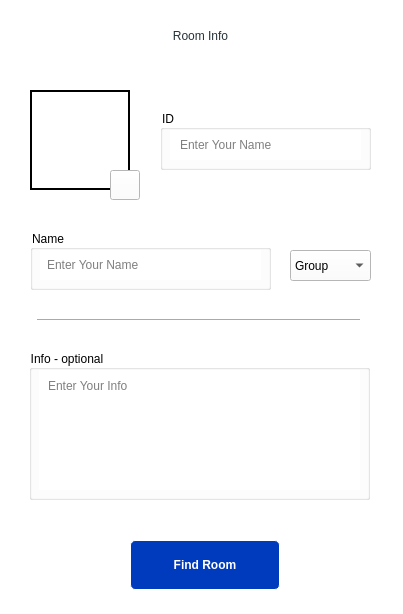
Qt form src/addroomwindow.ui (aligrand/Zapchat) before a commit.
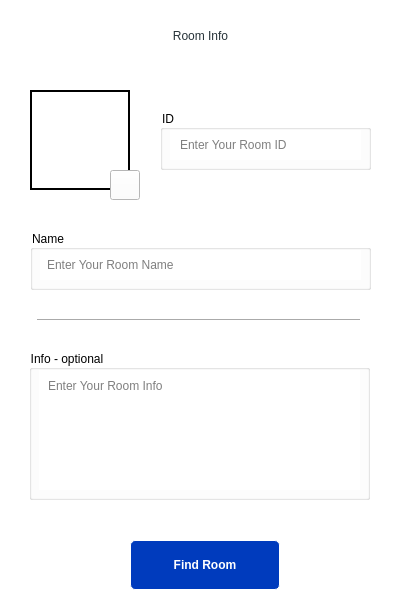
The same form after that commit. Icons and pictures are not drawn.

```diff
--- a/src/addroomwindow.ui
+++ b/src/addroomwindow.ui
@@ -156,7 +156,7 @@
       <number>1</number>
      </property>
      <property name="placeholderText">
-      <string>Enter Your Info</string>
+      <string>Enter Your Room Info</string>
      </property>
     </widget>
    </widget>
@@ -222,7 +222,7 @@
       <bool>false</bool>
      </property>
      <property name="placeholderText">
-      <string>Enter Your Name</string>
+      <string>Enter Your Room ID</string>
      </property>
     </widget>
    </widget>
@@ -231,7 +231,7 @@
      <rect>
       <x>30</x>
       <y>230</y>
-      <width>241</width>
+      <width>341</width>
       <height>60</height>
      </rect>
     </property>
@@ -249,7 +249,7 @@
       <rect>
        <x>10</x>
        <y>20</y>
-       <width>221</width>
+       <width>321</width>
        <height>30</height>
       </rect>
      </property>
@@ -267,7 +267,7 @@
       <bool>false</bool>
      </property>
      <property name="placeholderText">
-      <string>Enter Your Name</string>
+      <string>Enter Your Room Name</string>
      </property>
     </widget>
    </widget>
@@ -284,34 +284,6 @@
      <enum>Qt::Horizontal</enum>
     </property>
    </widget>
-   <widget class="QComboBox" name="comboBox">
-    <property name="geometry">
-     <rect>
-      <x>290</x>
-      <y>250</y>
-      <width>81</width>
-      <height>31</height>
-     </rect>
-    </property>
-    <item>
-     <property name="text">
-      <string>Group</string>
-     </property>
-     <property name="icon">
-      <iconset>
-       <normaloff>../res/icon/group_room_icon.png</normaloff>../res/icon/group_room_icon.png</iconset>
-     </property>
-    </item>
-    <item>
-     <property name="text">
-      <string>Channel</string>
-     </property>
-     <property name="icon">
-      <iconset>
-       <normaloff>../res/icon/channel_room_icon.png</normaloff>../res/icon/channel_room_icon.png</iconset>
-     </property>
-    </item>
-   </widget>
   </widget>
  </widget>
  <resources/>
```
Left out of the diff: 2 changed lines with no effect on the pictures.
